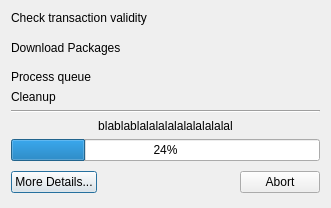
First picture: the form in trunk/ui/transactionDialogPerhaps.ui, repository drf/shaman1, before the edit.
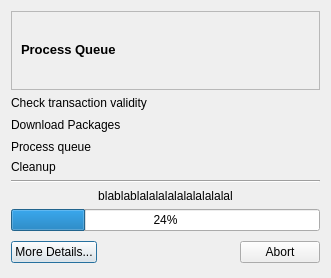
Second picture: the form after the edit. Icons and pictures are not drawn.

Diff of the .ui file:
```diff
--- a/trunk/ui/transactionDialogPerhaps.ui
+++ b/trunk/ui/transactionDialogPerhaps.ui
@@ -6,44 +6,44 @@
     <x>0</x>
     <y>0</y>
     <width>331</width>
-    <height>208</height>
+    <height>278</height>
    </rect>
   </property>
   <property name="windowTitle" >
    <string>Processing Queue...</string>
   </property>
   <layout class="QGridLayout" >
-   <item row="0" column="0" >
+   <item row="1" column="0" >
     <layout class="QGridLayout" >
-     <item row="0" column="3" >
+     <item row="1" column="3" >
       <widget class="QLabel" name="checkTransaction" >
        <property name="text" >
         <string>Check transaction validity</string>
        </property>
       </widget>
      </item>
-     <item row="1" column="3" >
+     <item row="2" column="3" >
       <widget class="QLabel" name="downloadPackages" >
        <property name="text" >
         <string>Download Packages</string>
        </property>
       </widget>
      </item>
-     <item row="2" column="3" >
+     <item row="3" column="3" >
       <widget class="QLabel" name="processingQueue" >
        <property name="text" >
         <string>Process queue</string>
        </property>
       </widget>
      </item>
-     <item row="3" column="3" >
+     <item row="4" column="3" >
       <widget class="QLabel" name="cleaningUp" >
        <property name="text" >
         <string>Cleanup</string>
        </property>
       </widget>
      </item>
-     <item row="0" column="4" >
+     <item row="1" column="4" >
       <widget class="QLabel" name="label" >
        <property name="sizePolicy" >
         <sizepolicy vsizetype="Fixed" hsizetype="Fixed" >
@@ -62,26 +62,26 @@
        </property>
       </widget>
      </item>
-     <item row="2" column="4" >
-      <widget class="QLabel" name="label_3" >
-       <property name="sizePolicy" >
-        <sizepolicy vsizetype="Fixed" hsizetype="Fixed" >
-         <horstretch>0</horstretch>
-         <verstretch>0</verstretch>
-        </sizepolicy>
-       </property>
-       <property name="text" >
-        <string/>
-       </property>
-       <property name="pixmap" >
-        <pixmap resource="qtpacman.qrc" >:/Icons/icons/view-history.png</pixmap>
-       </property>
-       <property name="scaledContents" >
-        <bool>true</bool>
-       </property>
-      </widget>
-     </item>
      <item row="3" column="4" >
+      <widget class="QLabel" name="label_3" >
+       <property name="sizePolicy" >
+        <sizepolicy vsizetype="Fixed" hsizetype="Fixed" >
+         <horstretch>0</horstretch>
+         <verstretch>0</verstretch>
+        </sizepolicy>
+       </property>
+       <property name="text" >
+        <string/>
+       </property>
+       <property name="pixmap" >
+        <pixmap resource="qtpacman.qrc" >:/Icons/icons/view-history.png</pixmap>
+       </property>
+       <property name="scaledContents" >
+        <bool>true</bool>
+       </property>
+      </widget>
+     </item>
+     <item row="4" column="4" >
       <widget class="QLabel" name="label_4" >
        <property name="sizePolicy" >
         <sizepolicy vsizetype="Fixed" hsizetype="Fixed" >
@@ -100,7 +100,7 @@
        </property>
       </widget>
      </item>
-     <item row="1" column="4" >
+     <item row="2" column="4" >
       <widget class="QLabel" name="label_2" >
        <property name="text" >
         <string/>
@@ -112,21 +112,21 @@
      </item>
     </layout>
    </item>
-   <item row="1" column="0" >
+   <item row="2" column="0" >
     <widget class="Line" name="line" >
      <property name="orientation" >
       <enum>Qt::Horizontal</enum>
      </property>
     </widget>
    </item>
-   <item row="3" column="0" >
+   <item row="4" column="0" >
     <widget class="QProgressBar" name="progressBar" >
      <property name="value" >
       <number>24</number>
      </property>
     </widget>
    </item>
-   <item row="4" column="0" >
+   <item row="5" column="0" >
     <layout class="QHBoxLayout" >
      <item>
       <widget class="QPushButton" name="showDetails" >
@@ -157,7 +157,7 @@
      </item>
     </layout>
    </item>
-   <item row="2" column="0" >
+   <item row="3" column="0" >
     <widget class="QLabel" name="actionDetail" >
      <property name="sizePolicy" >
       <sizepolicy vsizetype="Maximum" hsizetype="Preferred" >
@@ -173,6 +173,59 @@
      </property>
     </widget>
    </item>
+   <item row="0" column="0" >
+    <widget class="QFrame" name="frame" >
+     <property name="sizePolicy" >
+      <sizepolicy vsizetype="Preferred" hsizetype="Preferred" >
+       <horstretch>0</horstretch>
+       <verstretch>0</verstretch>
+      </sizepolicy>
+     </property>
+     <property name="frameShape" >
+      <enum>QFrame::StyledPanel</enum>
+     </property>
+     <property name="frameShadow" >
+      <enum>QFrame::Sunken</enum>
+     </property>
+     <layout class="QGridLayout" >
+      <item row="0" column="0" >
+       <widget class="QLabel" name="label_5" >
+        <property name="text" >
+         <string>&lt;html>&lt;head>&lt;meta name="qrichtext" content="1" />&lt;style type="text/css">
+p, li { white-space: pre-wrap; }
+&lt;/style>&lt;/head>&lt;body style=" font-family:'Sans Serif'; font-size:10pt; font-weight:400; font-style:normal;">
+&lt;p style=" margin-top:0px; margin-bottom:0px; margin-left:0px; margin-right:0px; -qt-block-indent:0; text-indent:0px;">&lt;span style=" font-weight:600;">Process Queue&lt;/span>&lt;/p>&lt;/body>&lt;/html></string>
+        </property>
+       </widget>
+      </item>
+      <item row="0" column="1" >
+       <widget class="QLabel" name="label_6" >
+        <property name="sizePolicy" >
+         <sizepolicy vsizetype="Maximum" hsizetype="Maximum" >
+          <horstretch>0</horstretch>
+          <verstretch>0</verstretch>
+         </sizepolicy>
+        </property>
+        <property name="minimumSize" >
+         <size>
+          <width>32</width>
+          <height>32</height>
+         </size>
+        </property>
+        <property name="text" >
+         <string/>
+        </property>
+        <property name="pixmap" >
+         <pixmap resource="qtpacman.qrc" >:/Icons/icons/edit-redo.png</pixmap>
+        </property>
+        <property name="scaledContents" >
+         <bool>true</bool>
+        </property>
+       </widget>
+      </item>
+     </layout>
+    </widget>
+   </item>
   </layout>
  </widget>
  <resources>
```
